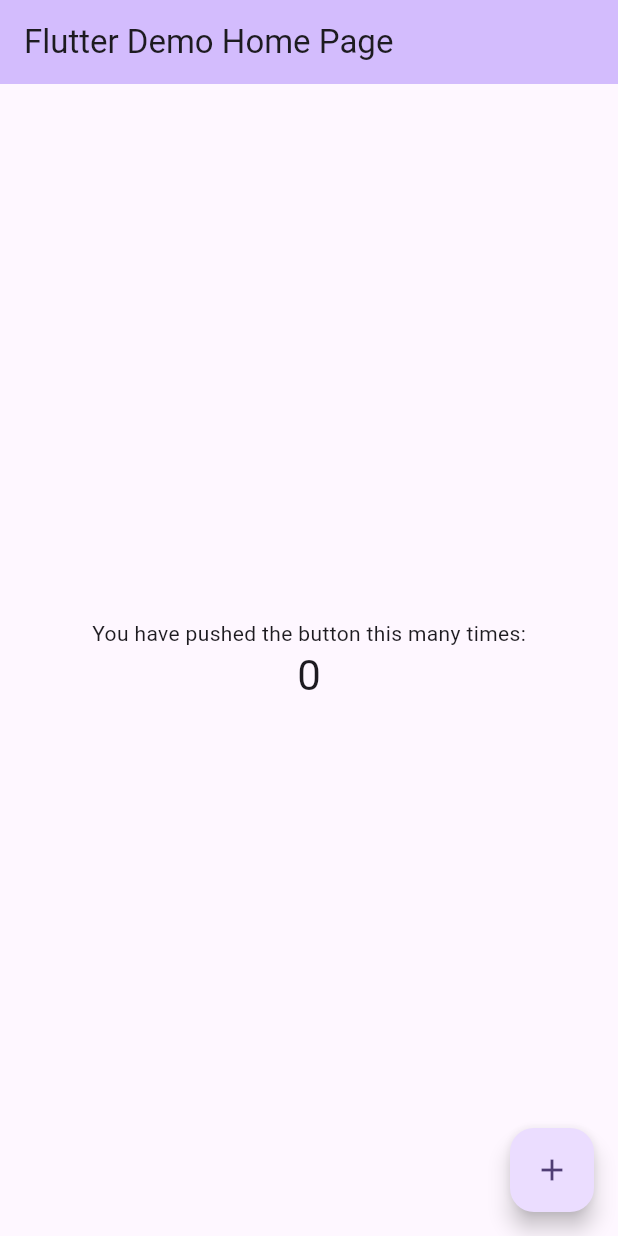
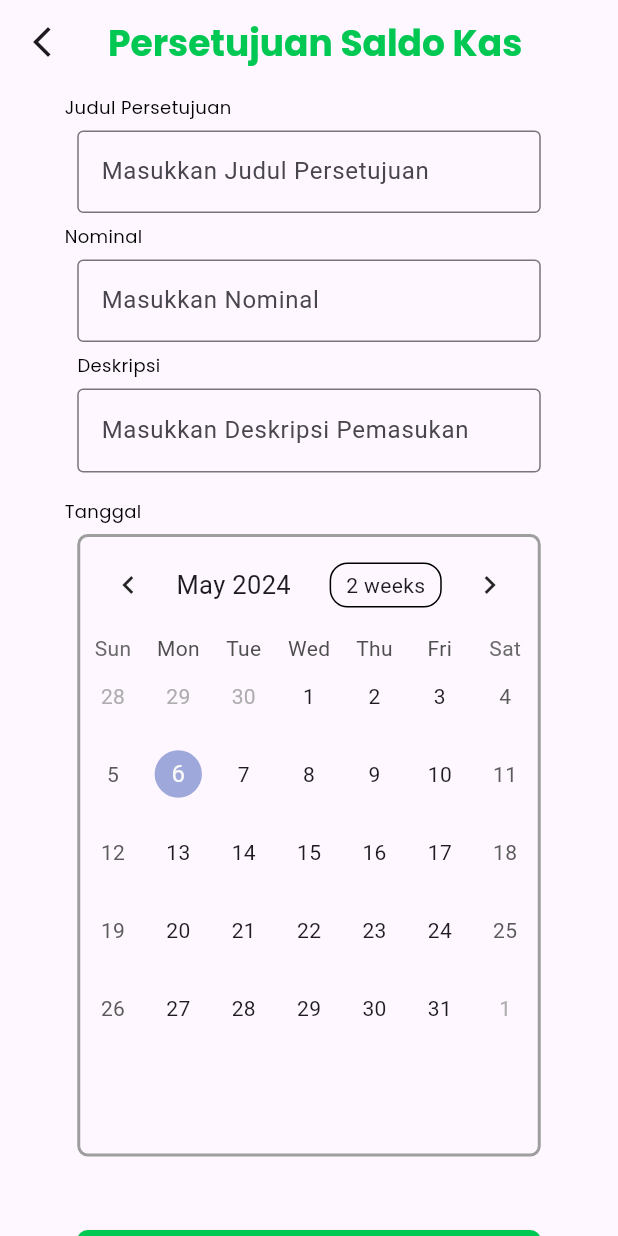
Before and after one commit to Naidleri/emosque_mobile, a Flutter app: the screen it shows after launch, on a phone screen of 412 x 824 dp. Run offline on Flutter 3.47's test engine with Material 3 defaults, Android fonts, the light colour scheme and no system bars; drawn by our look-alikes of table_calendar; our stand-ins replace google_fonts.

Commit message:
Feat: View Create Persetujuan Saldo

```diff
--- a/lib/main.dart
+++ b/lib/main.dart
@@ -1,3 +1,4 @@
+import 'package:emosque_mobile/views/persetujuanSaldoKas.dart';
 import 'package:flutter/material.dart';
 
 void main() {
@@ -5,121 +6,13 @@
 }
 
 class MyApp extends StatelessWidget {
-  const MyApp({super.key});
+  const MyApp ({super.key});
 
-  // This widget is the root of your application.
   @override
   Widget build(BuildContext context) {
-    return MaterialApp(
-      title: 'Flutter Demo',
-      theme: ThemeData(
-        // This is the theme of your application.
-        //
-        // TRY THIS: Try running your application with "flutter run". You'll see
-        // the application has a purple toolbar. Then, without quitting the app,
-        // try changing the seedColor in the colorScheme below to Colors.green
-        // and then invoke "hot reload" (save your changes or press the "hot
-        // reload" button in a Flutter-supported IDE, or press "r" if you used
-        // the command line to start the app).
-        //
-        // Notice that the counter didn't reset back to zero; the application
-        // state is not lost during the reload. To reset the state, use hot
-        // restart instead.
-        //
-        // This works for code too, not just values: Most code changes can be
-        // tested with just a hot reload.
-        colorScheme: ColorScheme.fromSeed(seedColor: Colors.deepPurple),
-        useMaterial3: true,
-      ),
-      home: const MyHomePage(title: 'Flutter Demo Home Page'),
+    return const MaterialApp(
+      debugShowCheckedModeBanner: false,
+      home: PersetujuanSaldoKas(),
     );
   }
 }
-
-class MyHomePage extends StatefulWidget {
-  const MyHomePage({super.key, required this.title});
-
-  // This widget is the home page of your application. It is stateful, meaning
-  // that it has a State object (defined below) that contains fields that affect
-  // how it looks.
-
-  // This class is the configuration for the state. It holds the values (in this
-  // case the title) provided by the parent (in this case the App widget) and
-  // used by the build method of the State. Fields in a Widget subclass are
-  // always marked "final".
-
-  final String title;
-
-  @override
-  State<MyHomePage> createState() => _MyHomePageState();
-}
-
-class _MyHomePageState extends State<MyHomePage> {
-  int _counter = 0;
-
-  void _incrementCounter() {
-    setState(() {
-      // This call to setState tells the Flutter framework that something has
-      // changed in this State, which causes it to rerun the build method below
-      // so that the display can reflect the updated values. If we changed
-      // _counter without calling setState(), then the build method would not be
-      // called again, and so nothing would appear to happen.
-      _counter++;
-    });
-  }
-
-  @override
-  Widget build(BuildContext context) {
-    // This method is rerun every time setState is called, for instance as done
-    // by the _incrementCounter method above.
-    //
-    // The Flutter framework has been optimized to make rerunning build methods
-    // fast, so that you can just rebuild anything that needs updating rather
-    // than having to individually change instances of widgets.
-    return Scaffold(
-      appBar: AppBar(
-        // TRY THIS: Try changing the color here to a specific color (to
-        // Colors.amber, perhaps?) and trigger a hot reload to see the AppBar
-        // change color while the other colors stay the same.
-        backgroundColor: Theme.of(context).colorScheme.inversePrimary,
-        // Here we take the value from the MyHomePage object that was created by
-        // the App.build method, and use it to set our appbar title.
-        title: Text(widget.title),
-      ),
-      body: Center(
-        // Center is a layout widget. It takes a single child and positions it
-        // in the middle of the parent.
-        child: Column(
-          // Column is also a layout widget. It takes a list of children and
-          // arranges them vertically. By default, it sizes itself to fit its
-          // children horizontally, and tries to be as tall as its parent.
-          //
-          // Column has various properties to control how it sizes itself and
-          // how it positions its children. Here we use mainAxisAlignment to
-          // center the children vertically; the main axis here is the vertical
-          // axis because Columns are vertical (the cross axis would be
-          // horizontal).
-          //
-          // TRY THIS: Invoke "debug painting" (choose the "Toggle Debug Paint"
-          // action in the IDE, or press "p" in the console), to see the
-          // wireframe for each widget.
-          mainAxisAlignment: MainAxisAlignment.center,
-          children: <Widget>[
-            const Text(
-              'You have pushed the button this many times:',
-            ),
-            Text(
-              '$_counter',
-              style: Theme.of(context).textTheme.headlineMedium,
-            ),
-          ],
-        ),
-      ),
-      floatingActionButton: FloatingActionButton(
-        onPressed: _incrementCounter,
-        tooltip: 'Increment',
-        child: const Icon(Icons.add),
-      ), // This trailing comma makes auto-formatting nicer for build methods.
-    );
-  }
-}
--- /dev/null
+++ b/lib/views/persetujuanSaldoKas.dart
@@ -0,0 +1,61 @@
+// ignore_for_file: file_names
+import 'package:emosque_mobile/widgets/calender.dart';
+import 'package:emosque_mobile/widgets/fillButton.dart';
+import 'package:emosque_mobile/widgets/form.dart';
+import 'package:emosque_mobile/widgets/formDeskripsi.dart';
+import 'package:flutter/material.dart';
+import 'package:google_fonts/google_fonts.dart';
+
+class PersetujuanSaldoKas extends StatelessWidget {
+  const PersetujuanSaldoKas({super.key});
+
+  @override
+  Widget build(BuildContext context) {
+    return MaterialApp(
+      debugShowCheckedModeBanner: false,
+      home: Scaffold(
+        appBar: AppBar(
+          centerTitle: true,
+          leading: const Icon(Icons.arrow_back_ios_new),
+          title: Text(
+            "Persetujuan Saldo Kas",
+            style: GoogleFonts.poppins(
+                fontSize: 24,
+                fontWeight: FontWeight.bold,
+                color: Colors.greenAccent[700]),
+          ),
+        ),
+        body: ListView(
+          children: const [
+            Column(
+              children: [
+                form(
+                  title: "Judul Persetujuan",
+                  hint: "Masukkan Judul Persetujuan",
+                ),
+                form(
+                  title: "Nominal",
+                  hint: "Masukkan Nominal",
+                ),
+                formDeskripsi(
+                  title: "Deskripsi",
+                  hint: "Masukkan Deskripsi Pemasukan",
+                ),
+                calender(),
+                SizedBox(
+                  height: 49,
+                ),
+                fillButton(
+                  text: "Kirim Persetujuan",
+                ),
+                SizedBox(
+                  height: 36,
+                )
+              ],
+            ),
+          ],
+        ),
+      ),
+    );
+  }
+}
--- /dev/null
+++ b/lib/widgets/calender.dart
@@ -0,0 +1,45 @@
+import 'package:flutter/material.dart';
+import 'package:flutter/widgets.dart';
+import 'package:google_fonts/google_fonts.dart';
+import 'package:table_calendar/table_calendar.dart';
+
+class calender extends StatelessWidget {
+  const calender({
+    super.key,
+  });
+
+  @override
+  Widget build(BuildContext context) {
+    return Column(
+      children: [
+        Container(
+          alignment: Alignment.topLeft,
+          margin: const EdgeInsets.only(left: 43),
+          child: Text("Tanggal",
+              style: GoogleFonts.poppins(
+                  fontSize: 12,
+                  fontWeight: FontWeight.w400,
+                  color: Colors.black)),
+        ),
+        const SizedBox(
+          height: 7,
+        ),
+        Container(
+          decoration: BoxDecoration(
+            border: Border.all(
+              color: Colors.grey, // Warna border
+              width: 2, // Lebar border
+            ),
+            borderRadius: BorderRadius.circular(7)
+          ),
+          width: 309,
+          height: 415,
+          child: TableCalendar(
+              firstDay: DateTime.utc(2010, 10, 16),
+              lastDay: DateTime.utc(2030, 3, 14),
+              focusedDay: DateTime.now()),
+        ),
+      ],
+    );
+  }
+}
--- /dev/null
+++ b/lib/widgets/fillButton.dart
@@ -0,0 +1,36 @@
+import 'package:flutter/material.dart';
+import 'package:google_fonts/google_fonts.dart';
+
+class fillButton extends StatelessWidget {
+  final text;
+  const fillButton({
+    super.key,required this.text
+  });
+
+  @override
+  Widget build(BuildContext context) {
+    return SizedBox(
+      width: 309,
+      height: 46,
+      child: ElevatedButton(
+        onPressed: () {},
+        style: ElevatedButton.styleFrom(
+            backgroundColor: Colors.greenAccent[700],
+            shape: RoundedRectangleBorder(
+                borderRadius: BorderRadius.circular(7))),
+        child: Row(
+          mainAxisSize: MainAxisSize.min,
+          children: [
+            Text(
+              text,
+              style: GoogleFonts.poppins(
+                  color: Colors.white,
+                  fontWeight: FontWeight.w500,
+                  fontSize: 20),
+            ),
+          ],
+        ),
+      ),
+    );
+  }
+}
--- /dev/null
+++ b/lib/widgets/form.dart
@@ -0,0 +1,41 @@
+import 'package:flutter/material.dart';
+import 'package:google_fonts/google_fonts.dart';
+
+
+class form extends StatelessWidget {
+  final String title;
+  final String hint;
+
+  const form({required this.title, required this.hint, super.key});
+
+  @override
+  Widget build(BuildContext context) {
+    return Column(
+      crossAxisAlignment: CrossAxisAlignment.start,
+      children: [
+        Container(
+            margin: const EdgeInsets.only(left: 43, bottom: 7, top: 7),
+            child: Text(title,
+                style: GoogleFonts.poppins(
+                    fontSize: 12,
+                    fontWeight: FontWeight.w400,
+                    color: Colors.black))),
+        Center(
+          child: Container(
+            height: 55,
+            width: 309,
+            child: TextField(
+              decoration: InputDecoration(
+                hintText: hint,
+                border:  const OutlineInputBorder(),
+                focusedBorder: const OutlineInputBorder(
+                  borderSide: BorderSide(color: Colors.greenAccent)
+                )
+              ),
+            ),
+          ),
+        ),
+      ],
+    );
+  }
+}
--- /dev/null
+++ b/lib/widgets/formDeskripsi.dart
@@ -0,0 +1,35 @@
+import 'package:flutter/material.dart';
+import 'package:google_fonts/google_fonts.dart';
+
+class formDeskripsi extends StatelessWidget {
+  final title;
+  final hint;
+  const formDeskripsi({super.key, required this.title, required this.hint});
+
+  @override
+  Widget build(BuildContext context) {
+    return Column(
+      crossAxisAlignment: CrossAxisAlignment.start,
+      children: [
+        Container(
+            margin: const EdgeInsets.only(bottom: 7, top: 7),
+            child: Text(title,
+                style: GoogleFonts.poppins(
+                    fontSize: 12,
+                    fontWeight: FontWeight.w400,
+                    color: Colors.black))),
+        SizedBox(
+          height: 73,
+          width: 309,
+          child: TextField(
+            decoration: InputDecoration(
+                hintText: hint,
+                border: const OutlineInputBorder(),
+                focusedBorder: const OutlineInputBorder(
+                    borderSide: BorderSide(color: Colors.greenAccent))),
+          ),
+        ),
+      ],
+    );
+  }
+}
--- a/pubspec.yaml
+++ b/pubspec.yaml
@@ -35,6 +35,8 @@ dependencies:
   # The following adds the Cupertino Icons font to your application.
   # Use with the CupertinoIcons class for iOS style icons.
   cupertino_icons: ^1.0.6
+  google_fonts: ^6.2.1
+  table_calendar: ^3.1.1
 
 dev_dependencies:
   flutter_test:
```
Also changed, not shown: pubspec.lock, 1 other file.
